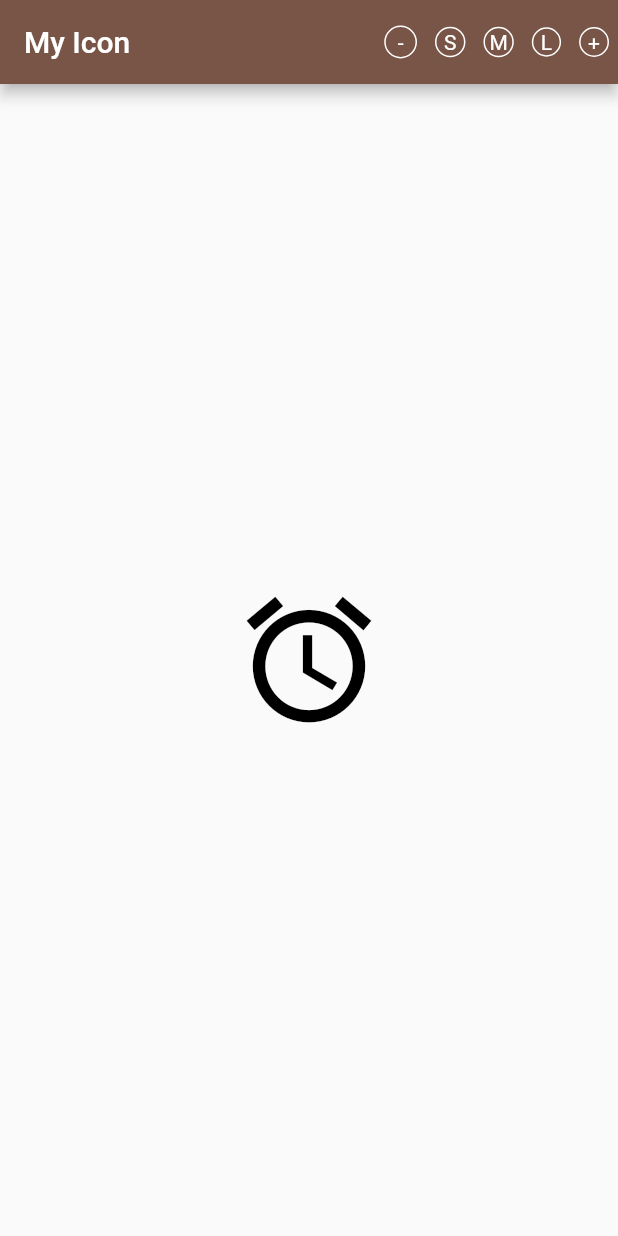
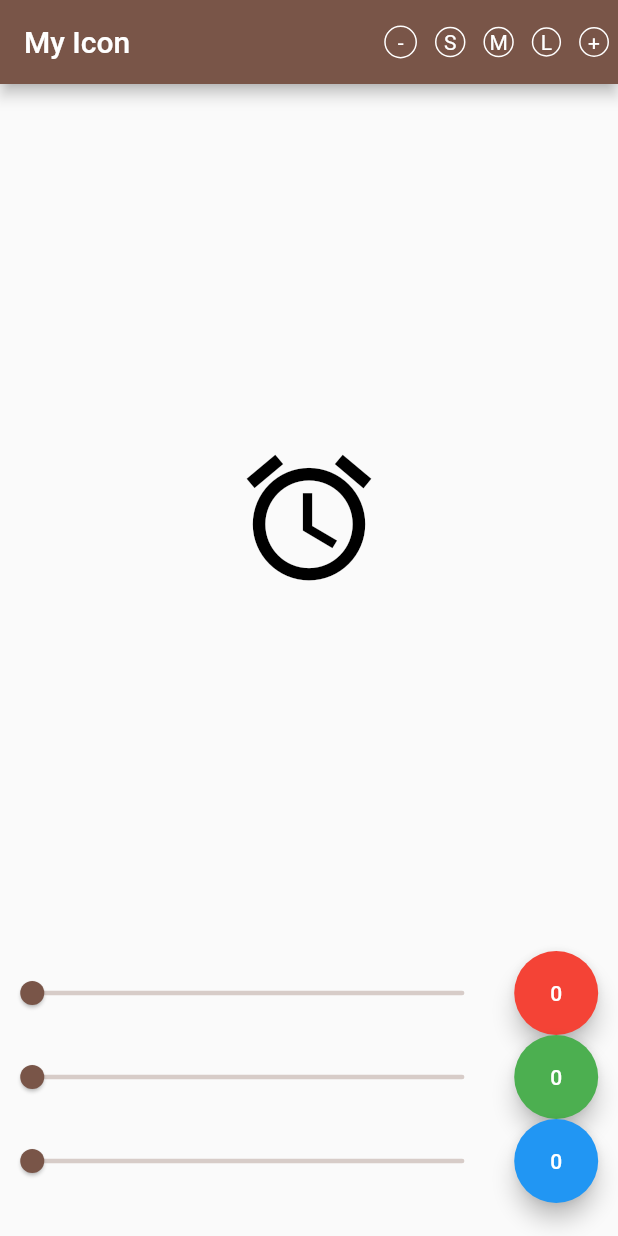
Before and after one commit to ivanavi2/MobileApplicationProgramming_Exercise1, a Flutter app: the screen it shows after launch, on a phone screen of 412 x 824 dp. Run offline on Flutter 3.47's test engine with Material 2 defaults, Android fonts, the light colour scheme and no system bars.

Commit message:
Add color sliders
Driver: Kong Hao Zhe
Navigator: Ivan Teh Guang Sern

```diff
--- a/lib/main.dart
+++ b/lib/main.dart
@@ -96,19 +96,6 @@ class _MyHomePageState extends State<MyHomePage> {
                   5,
                   _incrementIconSize,
                 ),
-                /* IconButton(
-                  icon: Container(
-                    padding: EdgeInsets.all(6),
-                    child: Text('+'),
-                    decoration: BoxDecoration(
-                        shape: BoxShape.circle,
-                        border: Border.all(
-                          color: Colors.white,
-                          width: 1.0,
-                        )),
-                  ),
-                  onPressed: () => () {},
-                ), */
               ],
             )
           ]),
@@ -120,6 +107,160 @@ class _MyHomePageState extends State<MyHomePage> {
           size: _size,
         ),
       ),
+      bottomNavigationBar: SizedBox(
+          height: 190,
+          child: Column(children: [
+            Row(children: <Widget>[
+              Expanded(
+                flex: 8,
+                child: Padding(
+                  padding: EdgeInsets.all(0.0),
+                  child: SliderTheme(
+                    data: SliderTheme.of(context).copyWith(
+                      activeTrackColor: Colors.brown,
+                      inactiveTrackColor: Colors.brown[100],
+                      trackHeight: 3.0,
+                      thumbColor: Colors.brown,
+                      thumbShape:
+                          RoundSliderThumbShape(enabledThumbRadius: 8.0),
+                      overlayShape:
+                          RoundSliderOverlayShape(overlayRadius: 20.0),
+                    ),
+                    child: Slider(
+                      value: _redColorValue,
+                      min: 0.0,
+                      max: 255.0,
+                      divisions: 255,
+                      onChanged: (value) {
+                        setState(() {
+                          _redColorValue = value;
+                        });
+                      },
+                    ),
+                  ),
+                ),
+              ),
+              Expanded(
+                flex: 2,
+                child: Padding(
+                  padding: EdgeInsets.all(0.0),
+                  child: FloatingActionButton(
+                    child: Text(
+                      _redColorValue.toStringAsFixed(0),
+                    ),
+                    backgroundColor: Colors.red,
+                    onPressed: () {
+                      setState(() {
+                        _redColorValue = 255.0;
+                        _greenColorValue = 0;
+                        _blueColorValue = 0;
+                      });
+                    },
+                  ),
+                ),
+              ),
+            ]),
+            Row(children: <Widget>[
+              Expanded(
+                flex: 8,
+                child: Padding(
+                  padding: EdgeInsets.all(0.0),
+                  child: SliderTheme(
+                    data: SliderTheme.of(context).copyWith(
+                      activeTrackColor: Colors.brown,
+                      inactiveTrackColor: Colors.brown[100],
+                      trackHeight: 3.0,
+                      thumbColor: Colors.brown,
+                      thumbShape:
+                          RoundSliderThumbShape(enabledThumbRadius: 8.0),
+                      overlayShape:
+                          RoundSliderOverlayShape(overlayRadius: 20.0),
+                    ),
+                    child: Slider(
+                      value: _greenColorValue,
+                      min: 0.0,
+                      max: 255.0,
+                      divisions: 255,
+                      onChanged: (value) {
+                        setState(() {
+                          _greenColorValue = value;
+                        });
+                      },
+                    ),
+                  ),
+                ),
+              ),
+              Expanded(
+                flex: 2,
+                child: Padding(
+                  padding: EdgeInsets.all(0.0),
+                  child: FloatingActionButton(
+                    child: Text(
+                      _greenColorValue.toStringAsFixed(0),
+                    ),
+                    backgroundColor: Colors.green,
+                    onPressed: () {
+                      setState(() {
+                        _redColorValue = 0;
+                        _greenColorValue = 255;
+                        _blueColorValue = 0;
+                      });
+                    },
+                  ),
+                ),
+              ),
+            ]),
+            Row(children: <Widget>[
+              Expanded(
+                flex: 8,
+                child: Padding(
+                  padding: EdgeInsets.all(0.0),
+                  child: SliderTheme(
+                    data: SliderTheme.of(context).copyWith(
+                      activeTrackColor: Colors.brown,
+                      inactiveTrackColor: Colors.brown[100],
+                      trackHeight: 3.0,
+                      thumbColor: Colors.brown,
+                      thumbShape:
+                          RoundSliderThumbShape(enabledThumbRadius: 8.0),
+                      overlayShape:
+                          RoundSliderOverlayShape(overlayRadius: 20.0),
+                    ),
+                    child: Slider(
+                      value: _blueColorValue,
+                      min: 0.0,
+                      max: 255.0,
+                      divisions: 255,
+                      onChanged: (value) {
+                        setState(() {
+                          _blueColorValue = value;
+                        });
+                      },
+                    ),
+                  ),
+                ),
+              ),
+              Expanded(
+                flex: 2,
+                child: Padding(
+                  padding: EdgeInsets.all(0.0),
+                  child: FloatingActionButton(
+                    child: Text(
+                      _blueColorValue.toStringAsFixed(0),
+                    ),
+                    backgroundColor: Colors.blue,
+                    onPressed: () {
+                      setState(() {
+                        _redColorValue = 0;
+                        _greenColorValue = 0;
+                        _blueColorValue = 255.0;
+                      });
+                    },
+                  ),
+                ),
+              ),
+            ]),
+          ])),
     ));
   }
 }
```
